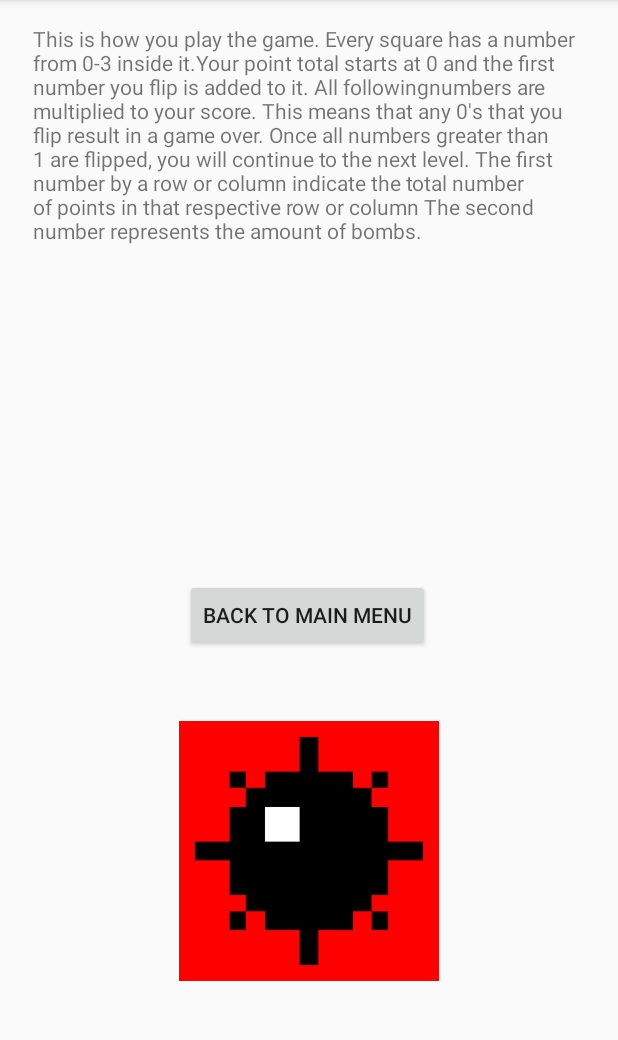
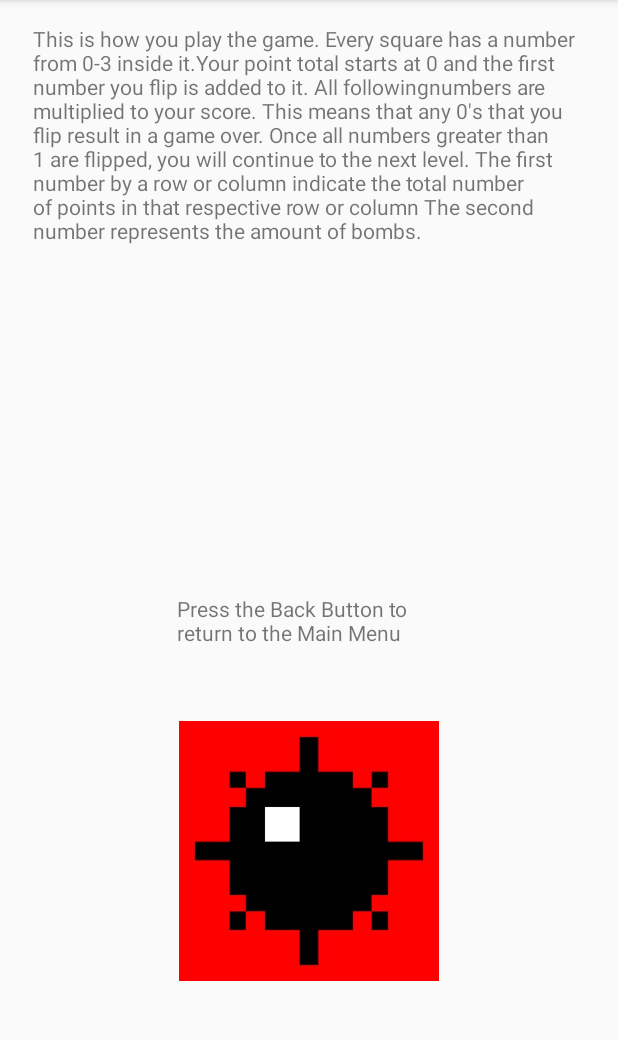
Before and after one commit to HaukohlR/CS-125-Final-Project, an Android app: the screen it shows after launch (TutorialActivity), after a tap on "HOW TO PLAY", on a phone screen of 412 x 824 dp, the part 84-1124 px from its top. Run offline under Robolectric (Android 15) with nearby library versions, the phone set to English and light mode, and no system bars.

Commit message:
Music is mostly working need to do only the textView stuff

```diff
--- a/app/src/main/java/com/example/cs125finalproject/MainActivity.java
+++ b/app/src/main/java/com/example/cs125finalproject/MainActivity.java
@@ -13,18 +13,19 @@ import java.nio.channels.IllegalChannelGroupException;
 
 public class MainActivity extends AppCompatActivity {
 
+    MediaPlayer mp;
+
     @Override
     protected void onCreate(Bundle savedInstanceState) {
         super.onCreate(savedInstanceState);
         setContentView(R.layout.activity_main);
-
-  /*      try {
-            playMusic();
-        } catch (IOException e) {
-            e.printStackTrace();
+        if (mp == null) {
+            mp = MediaPlayer.create(this, R.raw.song);
+        }
+        if (mp.isPlaying() == false) {
+            mp.start();
         }
 
-   */
 
         Button createGame = findViewById(R.id.newGameButton);
         createGame.setOnClickListener(unused -> startActivity(new Intent(this, GameActivity.class)));
@@ -32,22 +33,5 @@ public class MainActivity extends AppCompatActivity {
         Button tutorial = findViewById(R.id.how2playbutton);
         tutorial.setOnClickListener(unused -> startActivity(new Intent(this, TutorialActivity.class)));
     }
-/*    public void playMusic() throws IOException {
-        String url = "http://www.youtube.com/watch?v=cpYjrr-SZuI";
-        MediaPlayer mediaPlayer = new MediaPlayer();
-        mediaPlayer.setAudioStreamType(AudioManager.STREAM_MUSIC);
-        try {
-            mediaPlayer.setDataSource(url);
-        } catch (IOException e) {
-            try {
-                throw new IOException();
-            } catch (IOException ex) {
-                ex.printStackTrace();
-            }
-        }
-        mediaPlayer.prepare();
-        mediaPlayer.start();
-    }
 
- */
 }
--- a/app/src/main/java/com/example/cs125finalproject/TutorialActivity.java
+++ b/app/src/main/java/com/example/cs125finalproject/TutorialActivity.java
@@ -22,7 +22,6 @@ public class TutorialActivity extends AppCompatActivity {
                 "level. The first number by a row or column indicate the total number of points in " +
                 "that respective row or column The second number represents the amount of bombs.");
 
-        Button back = findViewById(R.id.MainMenu);
-        back.setOnClickListener(unused -> startActivity(new Intent(this, MainActivity.class)));
+
     }
 }
--- a/app/src/main/res/layout/activity_game.xml
+++ b/app/src/main/res/layout/activity_game.xml
@@ -26,7 +26,7 @@
         android:layout_marginEnd="15dp"
         android:layout_marginRight="15dp"
         android:layout_marginBottom="30dp"
-        android:text="0"
+        android:text="1"
         android:textSize="50sp"
         app:layout_constraintBottom_toBottomOf="parent"
         app:layout_constraintEnd_toEndOf="parent" />
@@ -38,7 +38,7 @@
         android:layout_marginEnd="15dp"
         android:layout_marginRight="15dp"
         android:layout_marginBottom="30dp"
-        android:text="0"
+        android:text="1"
         android:textSize="50sp"
         app:layout_constraintBottom_toBottomOf="parent"
         app:layout_constraintEnd_toStartOf="@+id/totalPnts" />
--- a/app/src/main/res/layout/activity_tutorial.xml
+++ b/app/src/main/res/layout/activity_tutorial.xml
@@ -37,17 +37,15 @@
         app:layout_constraintTop_toBottomOf="@+id/how_to_play"
         app:srcCompat="@drawable/bomb" />
 
-    <Button
-        android:id="@+id/MainMenu"
-        android:layout_width="wrap_content"
-        android:layout_height="wrap_content"
-        android:layout_marginStart="123dp"
-        android:layout_marginLeft="123dp"
-        android:layout_marginTop="23dp"
-        android:layout_marginBottom="29dp"
-        android:text="Back To Main Menu"
+    <TextView
+        android:id="@+id/textView"
+        android:layout_width="174dp"
+        android:layout_height="46dp"
+        android:layout_marginStart="118dp"
+        android:layout_marginLeft="118dp"
+        android:layout_marginBottom="21dp"
+        android:text="Press the Back Button to return to the Main Menu"
         app:layout_constraintBottom_toTopOf="@+id/imageView"
-        app:layout_constraintStart_toStartOf="parent"
-        app:layout_constraintTop_toBottomOf="@+id/how_to_play"
-        app:layout_constraintVertical_bias="1.0" />
+        app:layout_constraintStart_toStartOf="parent" />
+
 </androidx.constraintlayout.widget.ConstraintLayout>
```
Also changed, not shown: app/src/main/java/com/example/cs125finalproject/GameActivity.java (+8 -25 lines), 1 other file.
